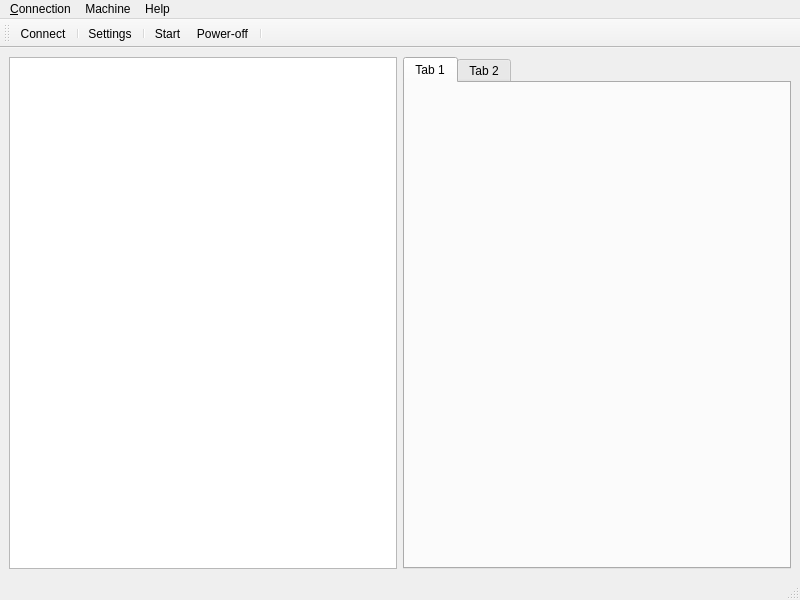
Qt form main_window.ui (glenno-x/rc-vbox) before a commit.
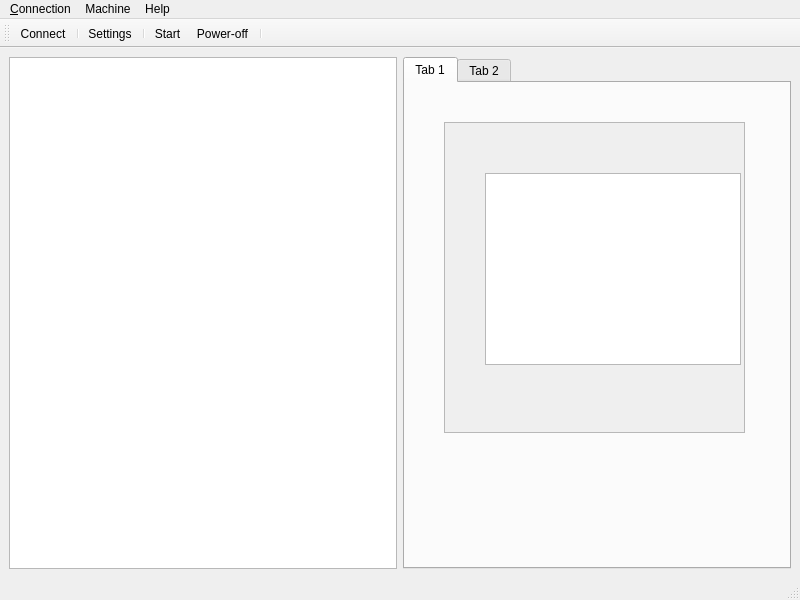
The same form after that commit. Icons and pictures are not drawn.

Commit message: load_settings into dictionary

```diff
--- a/main_window.ui
+++ b/main_window.ui
@@ -29,6 +29,39 @@
          <attribute name="title">
           <string>Tab 1</string>
          </attribute>
+         <widget class="QScrollArea" name="scrollArea">
+          <property name="geometry">
+           <rect>
+            <x>39</x>
+            <y>39</y>
+            <width>301</width>
+            <height>311</height>
+           </rect>
+          </property>
+          <property name="widgetResizable">
+           <bool>true</bool>
+          </property>
+          <widget class="QWidget" name="scrollAreaWidgetContents">
+           <property name="geometry">
+            <rect>
+             <x>0</x>
+             <y>0</y>
+             <width>299</width>
+             <height>309</height>
+            </rect>
+           </property>
+           <widget class="QListView" name="listView">
+            <property name="geometry">
+             <rect>
+              <x>40</x>
+              <y>50</y>
+              <width>256</width>
+              <height>192</height>
+             </rect>
+            </property>
+           </widget>
+          </widget>
+         </widget>
         </widget>
         <widget class="QWidget" name="tab_2">
          <attribute name="title">
```
The commit also changes 1 other file.
